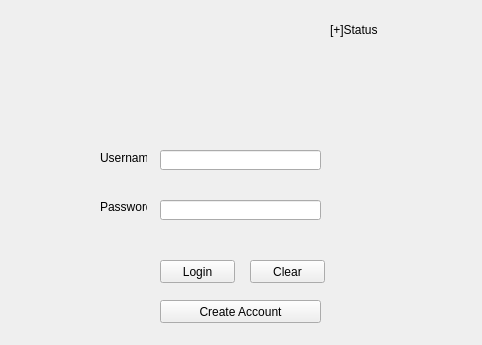
First picture: the form in loginwindow.ui, repository rizzi-trevor/Proj2TempRepo, before the edit; both pictures show x 350 to 832 and y 0 to 345 of the 832 by 455 pixel window.
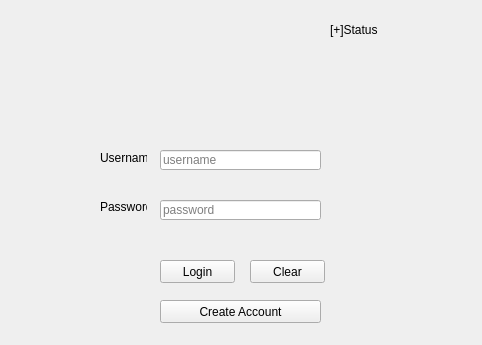
Second picture: the form after the edit.

```diff
--- a/loginwindow.ui
+++ b/loginwindow.ui
@@ -74,6 +74,9 @@
       <height>20</height>
      </rect>
     </property>
+    <property name="placeholderText">
+     <string>username</string>
+    </property>
    </widget>
    <widget class="QLineEdit" name="Password">
     <property name="geometry">
@@ -90,6 +93,9 @@
     <property name="echoMode">
      <enum>QLineEdit::Password</enum>
     </property>
+    <property name="placeholderText">
+     <string>password</string>
+    </property>
    </widget>
    <widget class="QLabel" name="usernameLabel">
     <property name="geometry">
```
Left out of the diff: 2 changed lines with no effect on the pictures.
